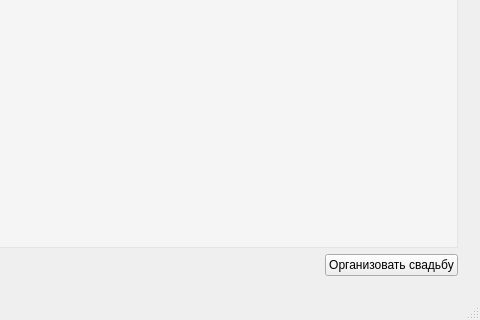
Old version of the form Programming/5_sem (ChMV)/FNickCurs/mainwindow.ui in the repository Anastasia1111/Labs; both pictures show x 320 to 800 and y 280 to 600 of the 800 by 600 pixel window.
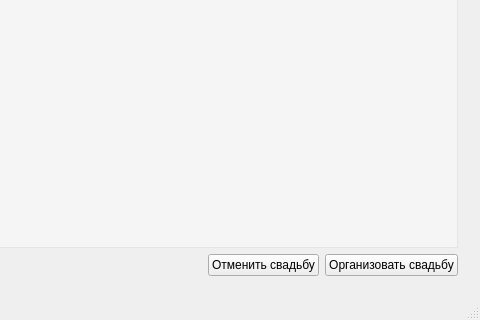
New version of the form. The open tabs and pages were chosen to show the change. Icons and pictures are not drawn.

Diff of the .ui file:
```diff
--- a/Programming/5_sem (ChMV)/FNickCurs/mainwindow.ui
+++ b/Programming/5_sem (ChMV)/FNickCurs/mainwindow.ui
@@ -85,6 +85,19 @@
             </property>
            </spacer>
           </item>
+          <item>
+           <widget class="QPushButton" name="buttonDelete">
+            <property name="autoFillBackground">
+             <bool>false</bool>
+            </property>
+            <property name="text">
+             <string>Отменить свадьбу</string>
+            </property>
+            <property name="checkable">
+             <bool>true</bool>
+            </property>
+           </widget>
+          </item>
           <item>
            <widget class="QPushButton" name="buttonOrganize">
             <property name="text">
```
Left out of the diff: 2 changed lines with no effect on the pictures.
